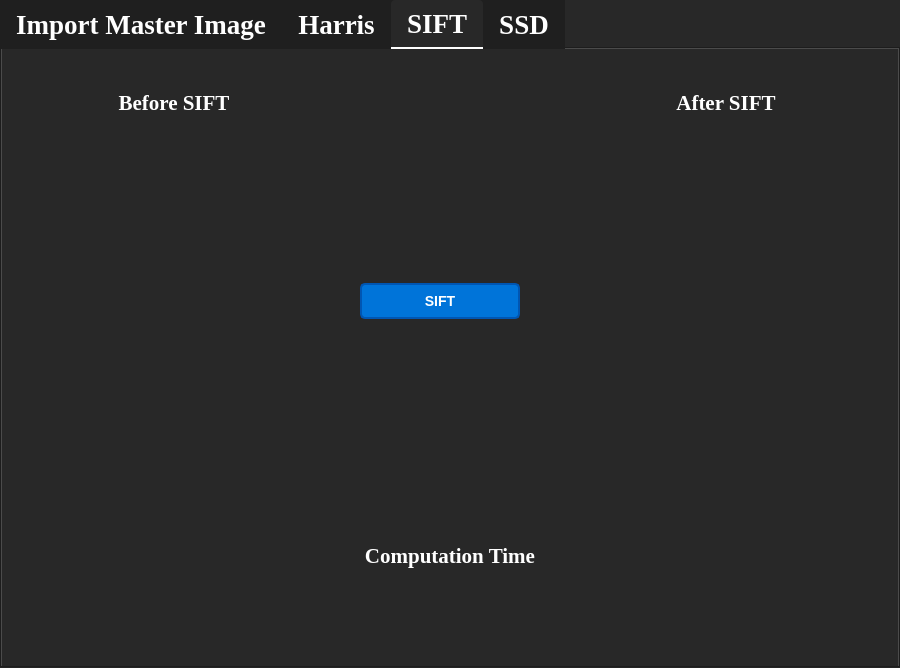
Above: MainWindow.ui from fadymohsen/VisionWithHarrisSIFT before the change. Below: the same form after it.
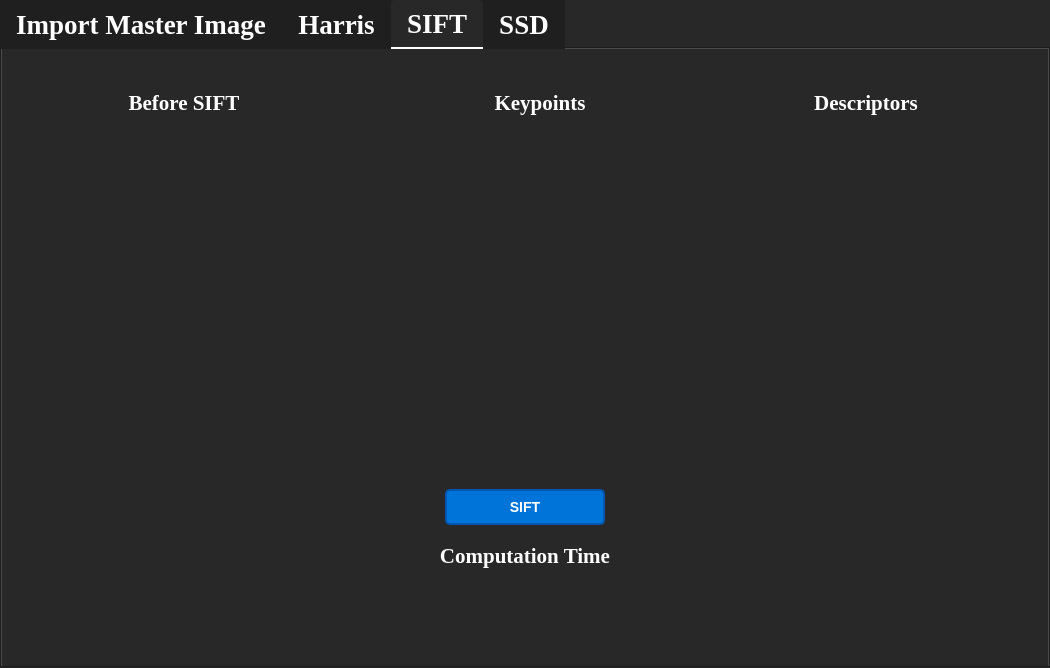
That is the form after the change. The open tabs and pages were chosen to show the change. Custom widgets are drawn as their Qt base class.

Commit message: Added Descriptor Display

What changed in the file:
```diff
--- a/MainWindow.ui
+++ b/MainWindow.ui
@@ -6,7 +6,7 @@
    <rect>
     <x>0</x>
     <y>0</y>
-    <width>900</width>
+    <width>1050</width>
     <height>668</height>
    </rect>
   </property>
@@ -1476,8 +1476,8 @@
    <attribute name="title">
     <string>SIFT</string>
    </attribute>
-   <layout class="QGridLayout" name="gridLayout_3">
-    <item row="0" column="0">
+   <layout class="QVBoxLayout" name="verticalLayout_25">
+    <item>
      <layout class="QHBoxLayout" name="horizontalLayout_8">
       <item>
        <spacer name="horizontalSpacer_7">
@@ -1592,51 +1592,6 @@
             </property>
            </spacer>
           </item>
-          <item>
-           <widget class="QPushButton" name="btn_SIFT">
-            <property name="minimumSize">
-             <size>
-              <width>160</width>
-              <height>0</height>
-             </size>
-            </property>
-            <property name="text">
-             <string>SIFT</string>
-            </property>
-           </widget>
-          </item>
-          <item>
-           <spacer name="verticalSpacer_12">
-            <property name="orientation">
-             <enum>Qt::Vertical</enum>
-            </property>
-            <property name="sizeType">
-             <enum>QSizePolicy::Fixed</enum>
-            </property>
-            <property name="sizeHint" stdset="0">
-             <size>
-              <width>20</width>
-              <height>20</height>
-             </size>
-            </property>
-           </spacer>
-          </item>
-          <item>
-           <spacer name="horizontalSpacer_18">
-            <property name="orientation">
-             <enum>Qt::Horizontal</enum>
-            </property>
-            <property name="sizeType">
-             <enum>QSizePolicy::Fixed</enum>
-            </property>
-            <property name="sizeHint" stdset="0">
-             <size>
-              <width>30</width>
-              <height>20</height>
-             </size>
-            </property>
-           </spacer>
-          </item>
           <item>
            <layout class="QVBoxLayout" name="verticalLayout_8">
             <item>
@@ -1667,7 +1622,7 @@
                </font>
               </property>
               <property name="text">
-               <string>After SIFT</string>
+               <string>Keypoints</string>
               </property>
               <property name="alignment">
                <set>Qt::AlignCenter</set>
@@ -1698,7 +1653,114 @@
             </item>
            </layout>
           </item>
-         </layout>
+          <item>
+           <layout class="QVBoxLayout" name="verticalLayout_24">
+            <item>
+             <widget class="QLabel" name="label_20">
+              <property name="sizePolicy">
+               <sizepolicy hsizetype="Preferred" vsizetype="Fixed">
+                <horstretch>0</horstretch>
+                <verstretch>0</verstretch>
+               </sizepolicy>
+              </property>
+              <property name="minimumSize">
+               <size>
+                <width>0</width>
+                <height>50</height>
+               </size>
+              </property>
+              <property name="maximumSize">
+               <size>
+                <width>16777215</width>
+                <height>50</height>
+               </size>
+              </property>
+              <property name="font">
+               <font>
+                <family>Georgia</family>
+                <pointsize>16</pointsize>
+                <bold>true</bold>
+               </font>
+              </property>
+              <property name="text">
+               <string>Descriptors</string>
+              </property>
+              <property name="alignment">
+               <set>Qt::AlignCenter</set>
+              </property>
+             </widget>
+            </item>
+            <item>
+             <widget class="GraphicsLayoutWidget" name="graphicsLayoutWidget_discriptors" native="true">
+              <property name="sizePolicy">
+               <sizepolicy hsizetype="Expanding" vsizetype="Expanding">
+                <horstretch>0</horstretch>
+                <verstretch>0</verstretch>
+               </sizepolicy>
+              </property>
+              <property name="minimumSize">
+               <size>
+                <width>250</width>
+                <height>300</height>
+               </size>
+              </property>
+              <property name="maximumSize">
+               <size>
+                <width>16777215</width>
+                <height>500</height>
+               </size>
+              </property>
+             </widget>
+            </item>
+           </layout>
+          </item>
+         </layout>
+        </item>
+        <item>
+         <layout class="QHBoxLayout" name="horizontalLayout_22">
+          <item>
+           <spacer name="horizontalSpacer_5">
+            <property name="orientation">
+             <enum>Qt::Horizontal</enum>
+            </property>
+            <property name="sizeHint" stdset="0">
+             <size>
+              <width>40</width>
+              <height>20</height>
+             </size>
+            </property>
+           </spacer>
+          </item>
+          <item>
+           <widget class="QPushButton" name="btn_SIFT">
+            <property name="minimumSize">
+             <size>
+              <width>160</width>
+              <height>0</height>
+             </size>
+            </property>
+            <property name="text">
+             <string>SIFT</string>
+            </property>
+           </widget>
+          </item>
+          <item>
+           <spacer name="horizontalSpacer_16">
+            <property name="orientation">
+             <enum>Qt::Horizontal</enum>
+            </property>
+            <property name="sizeHint" stdset="0">
+             <size>
+              <width>40</width>
+              <height>20</height>
+             </size>
+            </property>
+           </spacer>
+          </item>
+         </layout>
+        </item>
+        <item>
+         <layout class="QHBoxLayout" name="horizontalLayout_3"/>
         </item>
         <item>
          <layout class="QHBoxLayout" name="horizontalLayout_11">
```
Left out of the diff: 37 changed lines with no effect on the pictures. The commit also changes 11 other files.
